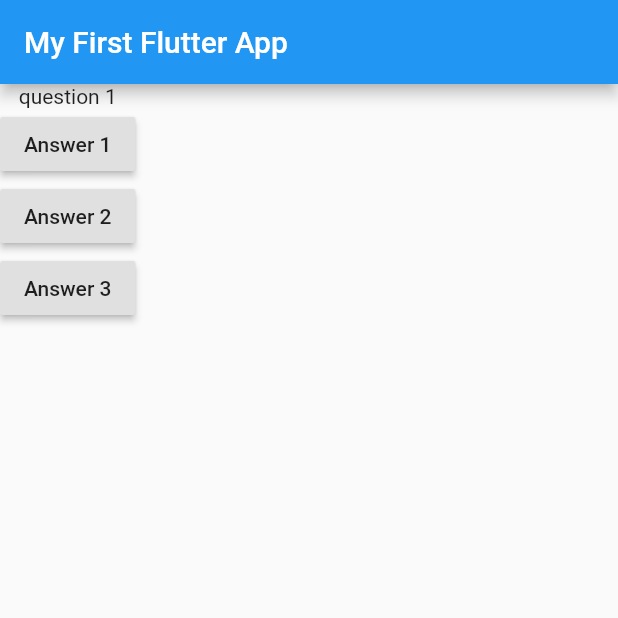
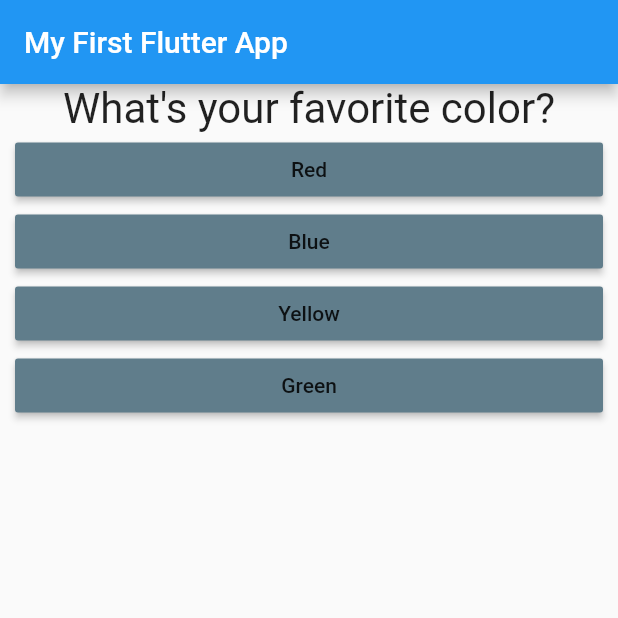
Before and after one commit to mohammad-adk/test_app, a Flutter app: the screen it shows after launch, on a phone screen of 412 x 824 dp, the top half of it. Run offline on Flutter 3.47's test engine with Material 2 defaults, Android fonts, the phone set to English and light mode, and no system bars.

Commit message:
question and answer classes added

```diff
--- /dev/null
+++ b/lib/answer.dart
@@ -0,0 +1,21 @@
+import 'package:flutter/cupertino.dart';
+import 'package:flutter/material.dart';
+
+class Answer extends StatelessWidget{
+  final Function selectHandler;
+  final String answerText;
+
+  Answer(this.selectHandler, this.answerText);
+
+  Widget build(BuildContext context){
+    return Container(
+      width: double.infinity,
+      margin: EdgeInsets.only(left: 10, right: 10),
+      child: RaisedButton(
+        color: Colors.blueGrey,
+        child: Text(answerText),
+        onPressed: selectHandler,
+      ),
+    );
+  }
+}
--- a/lib/main.dart
+++ b/lib/main.dart
@@ -1,4 +1,6 @@
 import 'package:flutter/material.dart';
+import 'package:test_app/answer.dart';
+import 'package:test_app/question.dart';
 
 void main() {
   runApp(TestApp());
@@ -10,15 +12,27 @@ class TestApp extends StatefulWidget {
 }
 
 class _TestAppState extends State<TestApp> {
-  var questions = ["question 1", "question 2"];
+  var questions = [
+    {
+      'questionText': 'What\'s your favorite color?',
+      'answers': ['Red', 'Blue', 'Yellow', 'Green'],
+    },
+    {
+      'questionText': 'What\'s your favorite fruit?',
+      'answers': ['Mellon', 'Banana', 'Peach', 'Apple'],
+    },
+    {
+      'questionText': 'What\'s your favorite animal?',
+      'answers': ['Bear', 'Lion', 'Cat', 'Dog'],
+    },
+  ];
 
   var questionIndex = 0;
 
-  void answerQuestion(){
+  void answerQuestion() {
     setState(() {
       questionIndex++;
     });
-
   }
 
   Widget build(BuildContext context) {
@@ -29,19 +43,11 @@ class _TestAppState extends State<TestApp> {
         ),
         body: Column(
           children: <Widget>[
-            Text(questions[questionIndex]),
-            RaisedButton(
-              child: Text("Answer 1"),
-              onPressed: answerQuestion,
-            ),
-            RaisedButton(
-              child: Text("Answer 2"),
-              onPressed: answerQuestion,
-            ),
-            RaisedButton(
-              child: Text("Answer 3"),
-              onPressed: answerQuestion,
-            ),
+            Question(questions[questionIndex]['questionText']),
+            ...(questions[questionIndex]['answers'] as List<String>)
+                .map((answer) {
+              return Answer(answerQuestion, answer);
+            }).toList(),
           ],
         ),
       ),
--- /dev/null
+++ b/lib/question.dart
@@ -0,0 +1,18 @@
+import 'package:flutter/material.dart';
+
+class Question extends StatelessWidget {
+  final String questionText;
+
+  Question(this.questionText);
+
+  Widget build(BuildContext context) {
+    return Container(
+      width: double.infinity,
+      child: Text(
+        questionText,
+        style: TextStyle(fontSize: 28),
+        textAlign: TextAlign.center,
+      ),
+    );
+  }
+}
--- a/pubspec.yaml
+++ b/pubspec.yaml
@@ -14,7 +14,7 @@ description: A new Flutter project.
 version: 1.0.0+1
 
 environment:
-  sdk: ">=2.1.0 <3.0.0"
+  sdk: ">=2.2.2 <3.0.0"
 
 dependencies:
   flutter:
```
Also changed, not shown: 1 other file.
